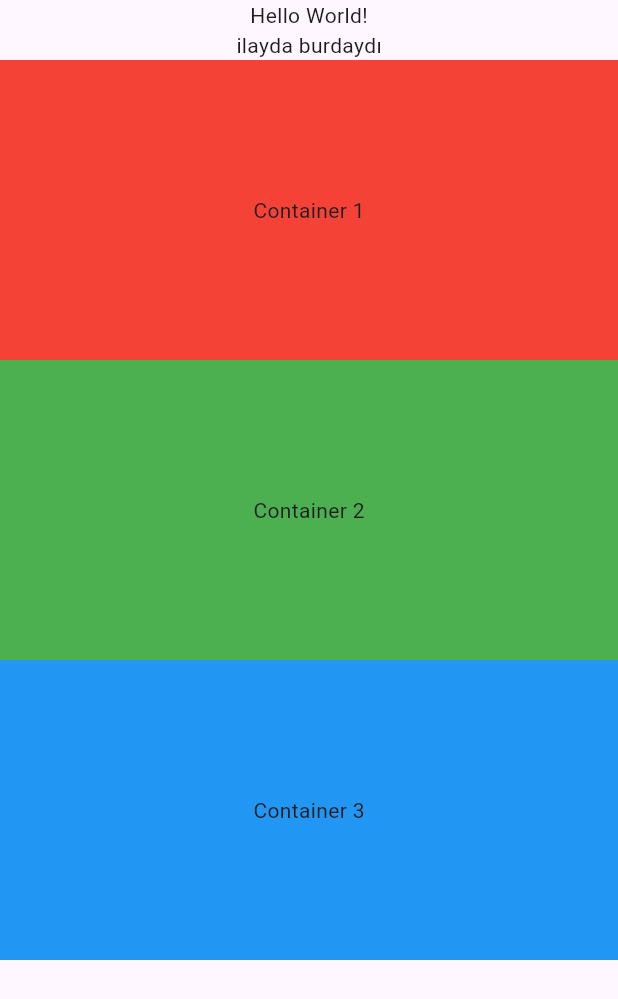
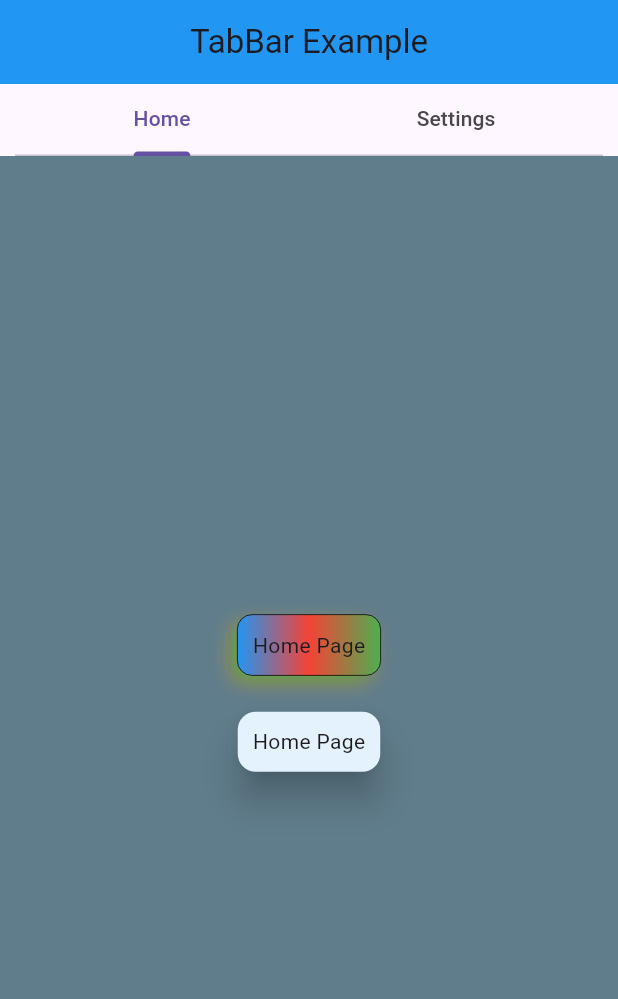
Before and after one commit to Wenomancer/SistersLab-Week-2.1, a Flutter app: the screen it shows after launch, on a phone screen of 412 x 824 dp. Shown: the top 999 px of the screen. Run offline on Flutter 3.47's test engine with Material 3 defaults, Android fonts, the phone set to English and light mode, and no system bars.

Commit message:
components studied

```diff
--- a/lib/main.dart
+++ b/lib/main.dart
@@ -18,35 +18,120 @@ class _MyViewState extends State<MyView> {
   Widget build(BuildContext context) {
     return MaterialApp(
       debugShowCheckedModeBanner: false,
-      home: Scaffold(
+      home: SafeArea(
+        child: DefaultTabController(
+          length: 2,
+          child: Scaffold(
+            appBar: AppBar(
+              title: Text("TabBar Example"),
+              centerTitle: true,
+              backgroundColor: Colors.blue,
+            ),
             body: Column(
               children: [
-            Text("Hello World!"),
-            Text("ilayda burdaydı"),
                 Container(
-              height: 200,
-              color: Colors.red,
+                  margin: const EdgeInsets.symmetric(horizontal: 10),
+                  child: TabBar(
+                    tabs: const [
+                      Tab(
+                        text: 'Home',
+                      ),
+                      Tab(
+                        text: 'Settings',
+                      ),
+                    ],
+                  ),
+                ),
+                Expanded(
+                  child: TabBarView(children: [
+                    Container(
+                      color: Colors.blueGrey,
                       child: Center(
-                child: Text('Container 1'),
+                        child: Column(
+                          mainAxisAlignment: MainAxisAlignment.center,
+                          children: [
+                            MyButtonOne(),
+                            const SizedBox(height: 20),
+                            MyCardButton(),
+                          ],
+                        ),
                       ),
                     ),
                     Container(
-              height: 200,
                       color: Colors.green,
                       child: Center(
-                child: Text('Container 2'),
+                        child: Text("Settings Page"),
                       ),
                     ),
-            Container(
-              height: 200,
-              color: Colors.blue,
-              child: Center(
-                child: Text('Container 3'),
+                  ]),
+                ),
+              ],
             ),
           ),
-          ],
         ),
       ),
     );
   }
 }
+
+class MyButtonOne extends StatelessWidget {
+  const MyButtonOne({super.key});
+
+  @override
+  Widget build(BuildContext context) {
+    return Container(
+      padding: const EdgeInsets.all(10),
+      decoration: BoxDecoration(
+        borderRadius: BorderRadius.circular(10),
+        color: Colors.white,
+        boxShadow: const [
+          BoxShadow(
+            color: Colors.blue,
+            blurRadius: 10.0,
+            offset: Offset(-5, 5),
+          ),
+          BoxShadow(
+            color: Colors.red,
+            blurRadius: 10.0,
+            offset: Offset(-5, 5),
+          ),
+          BoxShadow(
+            color: Colors.green,
+            blurRadius: 10.0,
+            offset: Offset(-5, 5),
+          ),
+        ],
+        gradient: const LinearGradient(
+          colors: [
+            Colors.blue,
+            Colors.red,
+            Colors.green,
+          ],
+        ),
+        border: Border.all(
+          color: Colors.black,
+          width: 0.5,
+        ),
+      ),
+      child: Text("Home Page"),
+    );
+  }
+}
+
+class MyCardButton extends StatelessWidget {
+  const MyCardButton({super.key});
+
+  @override
+  Widget build(BuildContext context) {
+    return Card(
+      child: Container(
+        padding: const EdgeInsets.all(10),
+        child: Text("Home Page"),
+      ),
+      shadowColor: Colors.black,
+      elevation: 10,
+      //surfaceTintColor: Colors.blue,
+      color: Colors.blue.shade50
+    );
+  }
+}
```
Also changed, not shown: pubspec.lock. Lines whose indentation alone changed are shown as unchanged.
